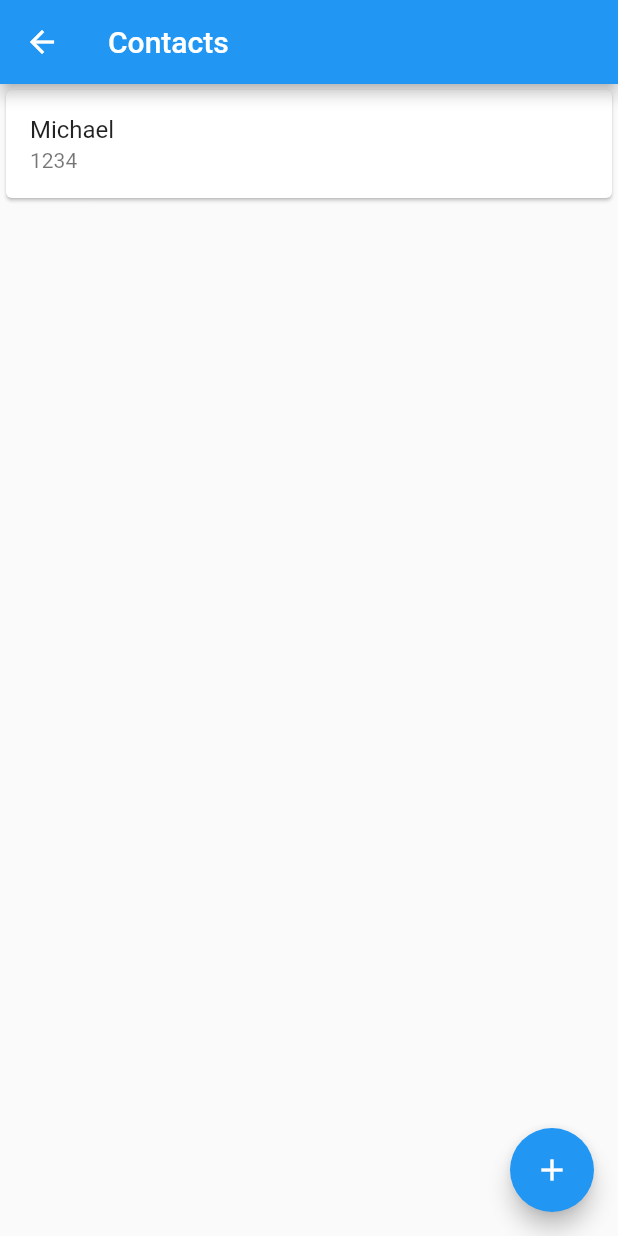
After one commit to Michael-Junior/project_bank_localdatabase_app, a Flutter app: the ContactsScreen screen opened directly, on a phone screen of 412 x 824 dp. The commit adds this screen. Run offline on Flutter 3.47's test engine with Material 2 defaults, Android fonts, the phone set to English and light mode, and no system bars.

Commit message:
initial commit with branch

```diff
--- /dev/null
+++ b/lib/components/contacts_components/contacts_card.dart
@@ -0,0 +1,19 @@
+import 'package:flutter/material.dart';
+
+class ContactsCard extends StatefulWidget {
+
+  @override
+  _ContactsCardState createState() => _ContactsCardState();
+}
+
+class _ContactsCardState extends State<ContactsCard> {
+  @override
+  Widget build(BuildContext context) {
+    return Card(
+      child: ListTile(
+        title: Text('Michael'),
+        subtitle: Text('1234'),
+      ),
+    );
+  }
+}
--- /dev/null
+++ b/lib/screens/contacts/contacts_list.dart
@@ -0,0 +1,25 @@
+import 'package:flutter/material.dart';
+import 'package:project_bank_localdatabase_app/components/contacts_components/contacts_card.dart';
+
+class ContactsList extends StatefulWidget {
+
+  @override
+  _ContactsListState createState() => _ContactsListState();
+}
+
+class _ContactsListState extends State<ContactsList> {
+  @override
+  Widget build(BuildContext context) {
+    return Scaffold(
+      body: Column(
+        children: [
+          ContactsCard(),
+        ],
+      ),
+      floatingActionButton: FloatingActionButton(
+        child: Icon(Icons.add),
+        onPressed: () {},
+      ),
+    );
+  }
+}
--- /dev/null
+++ b/lib/screens/contacts/contacts_screen.dart
@@ -0,0 +1,19 @@
+import 'package:flutter/material.dart';
+import 'package:project_bank_localdatabase_app/screens/contacts/contacts_list.dart';
+
+class ContactsScreen extends StatefulWidget {
+  @override
+  _ContactsScreenState createState() => _ContactsScreenState();
+}
+
+class _ContactsScreenState extends State<ContactsScreen> {
+  @override
+  Widget build(BuildContext context) {
+    return Scaffold(
+      appBar: AppBar(
+        title: Text('Contacts'),
+      ),
+      body: ContactsList(),
+    );
+  }
+}
```
Also changed, not shown: lib/components/dashboard_components/buttom_dashboard.dart (added, +31 -0 lines), lib/main.dart (+1 -101 lines), lib/screens/dashboard/dashboard_screen.dart (added, +25 -0 lines).
